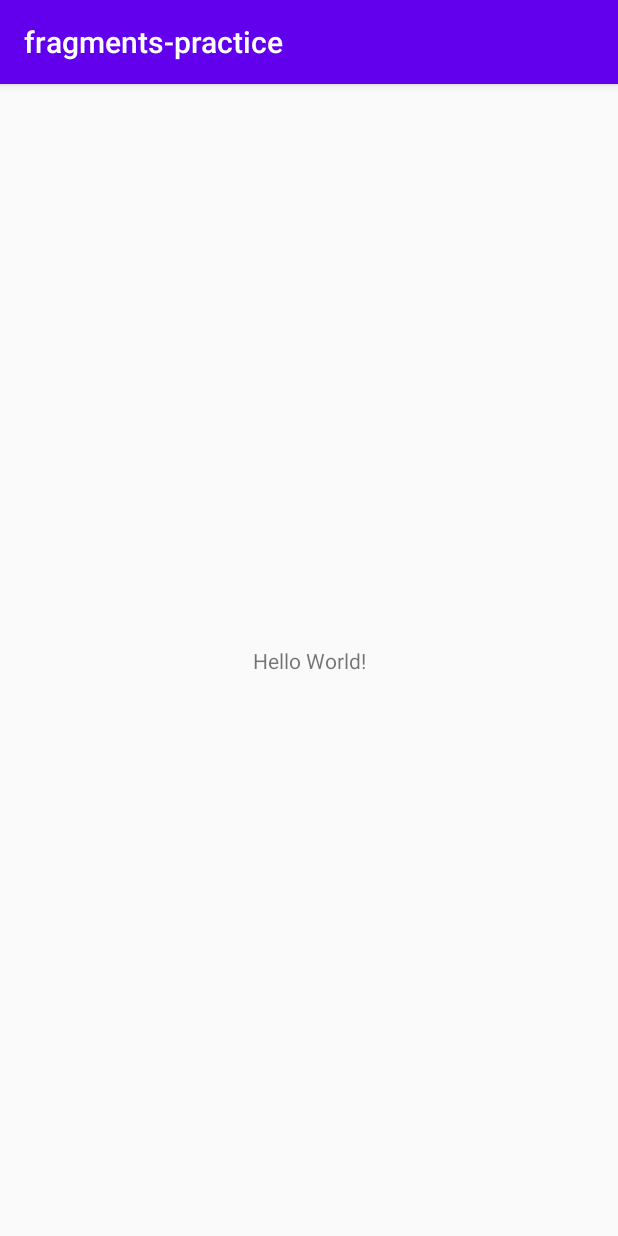
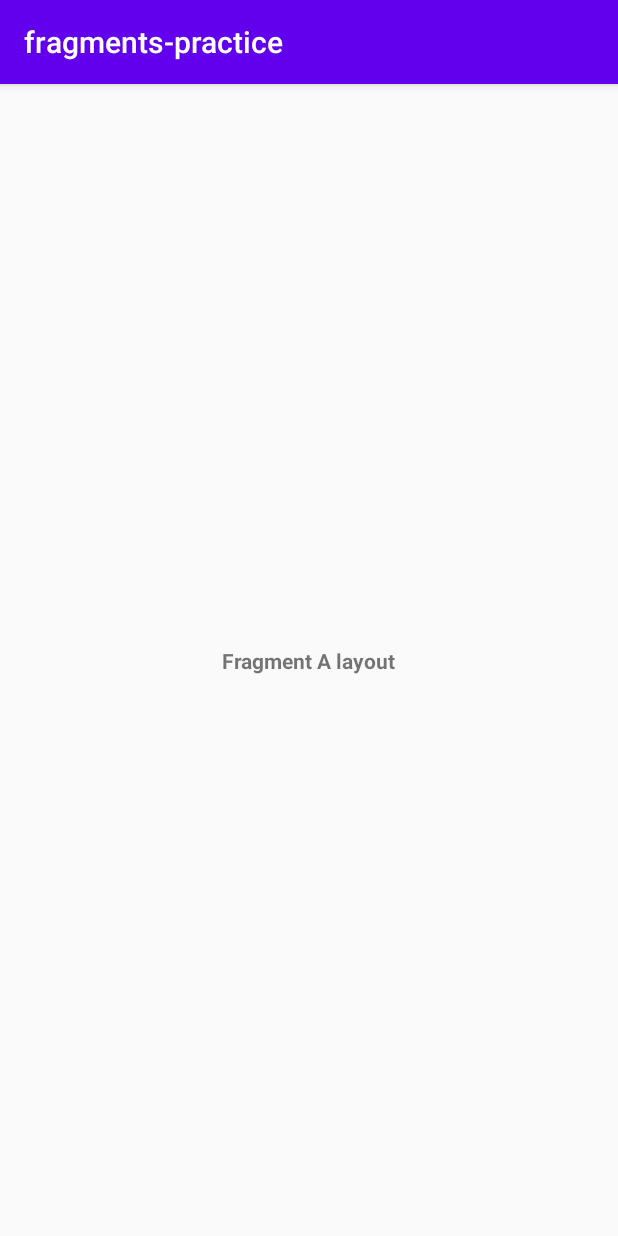
Before and after one commit to oscarnipps/fragments-practice, an Android app: the screen it shows after launch (MainActivity), on a phone screen of 412 x 824 dp. Run offline under Robolectric (Android 15) with nearby library versions, the phone set to English and light mode, and no system bars; our stand-ins replace data binding.

Commit message:
added fragment via xml

```diff
--- a/app/build.gradle
+++ b/app/build.gradle
@@ -20,9 +20,20 @@ android {
             proguardFiles getDefaultProguardFile('proguard-android-optimize.txt'), 'proguard-rules.pro'
         }
     }
+
+    buildFeatures{
+        dataBinding true
+
+        //viewBinding true
+    }
 }
 
 dependencies {
+    def fragment_version = "1.3.0"
+
+    // Java language implementation
+    implementation "androidx.fragment:fragment:$fragment_version"
+
     implementation fileTree(dir: "libs", include: ["*.jar"])
     implementation 'androidx.appcompat:appcompat:1.2.0'
     implementation 'androidx.constraintlayout:constraintlayout:2.0.4'
--- /dev/null
+++ b/app/src/main/java/com/example/fragments_practice/FragmentA.java
@@ -0,0 +1,36 @@
+package com.example.fragments_practice;
+
+import android.os.Bundle;
+import android.util.Log;
+import android.view.LayoutInflater;
+import android.view.View;
+import android.view.ViewGroup;
+
+import androidx.annotation.NonNull;
+import androidx.annotation.Nullable;
+import androidx.databinding.DataBindingUtil;
+import androidx.fragment.app.Fragment;
+
+import com.example.fragments_practice.databinding.FragmentALayoutBinding;
+
+public class FragmentA extends Fragment {
+
+    private static final String TAG = FragmentA.class.getSimpleName();
+    private FragmentALayoutBinding mBinding;
+
+
+
+    @Nullable
+    @Override
+    public View onCreateView(@NonNull LayoutInflater inflater, @Nullable ViewGroup container, @Nullable Bundle savedInstanceState) {
+        Log.i(TAG, "onCreateView called");
+        mBinding = DataBindingUtil.inflate(inflater,R.layout.fragment_a_layout ,container,false);
+        return mBinding.getRoot();
+    }
+
+    @Override
+    public void onViewCreated(@NonNull View view, @Nullable Bundle savedInstanceState) {
+        super.onViewCreated(view, savedInstanceState);
+        Log.i(TAG, "onViewCreated called");
+    }
+}
--- a/app/src/main/res/layout/activity_main.xml
+++ b/app/src/main/res/layout/activity_main.xml
@@ -1,4 +1,6 @@
 <?xml version="1.0" encoding="utf-8"?>
+<layout>
+
     <androidx.constraintlayout.widget.ConstraintLayout xmlns:android="http://schemas.android.com/apk/res/android"
         xmlns:app="http://schemas.android.com/apk/res-auto"
         xmlns:tools="http://schemas.android.com/tools"
@@ -6,13 +8,13 @@
         android:layout_height="match_parent"
         tools:context=".MainActivity">
 
-    <TextView
-        android:layout_width="wrap_content"
-        android:layout_height="wrap_content"
-        android:text="Hello World!"
-        app:layout_constraintBottom_toBottomOf="parent"
-        app:layout_constraintLeft_toLeftOf="parent"
-        app:layout_constraintRight_toRightOf="parent"
-        app:layout_constraintTop_toTopOf="parent" />
+        <androidx.fragment.app.FragmentContainerView
+            android:id="@+id/fragment_container_view"
+            android:layout_width="match_parent"
+            android:layout_height="match_parent"
+            android:name="com.example.fragments_practice.FragmentA"
+            />
 
     </androidx.constraintlayout.widget.ConstraintLayout>
+
+</layout>
--- /dev/null
+++ b/app/src/main/res/layout/fragment_a_layout.xml
@@ -0,0 +1,24 @@
+<?xml version="1.0" encoding="utf-8"?>
+<layout>
+
+    <androidx.constraintlayout.widget.ConstraintLayout
+        xmlns:android="http://schemas.android.com/apk/res/android"
+        xmlns:app="http://schemas.android.com/apk/res-auto"
+        xmlns:tools="http://schemas.android.com/tools"
+        android:layout_width="match_parent"
+        android:layout_height="match_parent">
+
+        <TextView
+            android:id="@+id/message"
+            android:layout_width="wrap_content"
+            android:layout_height="wrap_content"
+            android:text="Fragment A layout"
+            android:textStyle="bold"
+            app:layout_constraintBottom_toBottomOf="parent"
+            app:layout_constraintEnd_toEndOf="parent"
+            app:layout_constraintStart_toStartOf="parent"
+            app:layout_constraintTop_toTopOf="parent" />
+
+    </androidx.constraintlayout.widget.ConstraintLayout>
+
+</layout>
```
Lines whose indentation alone changed are shown as unchanged.
